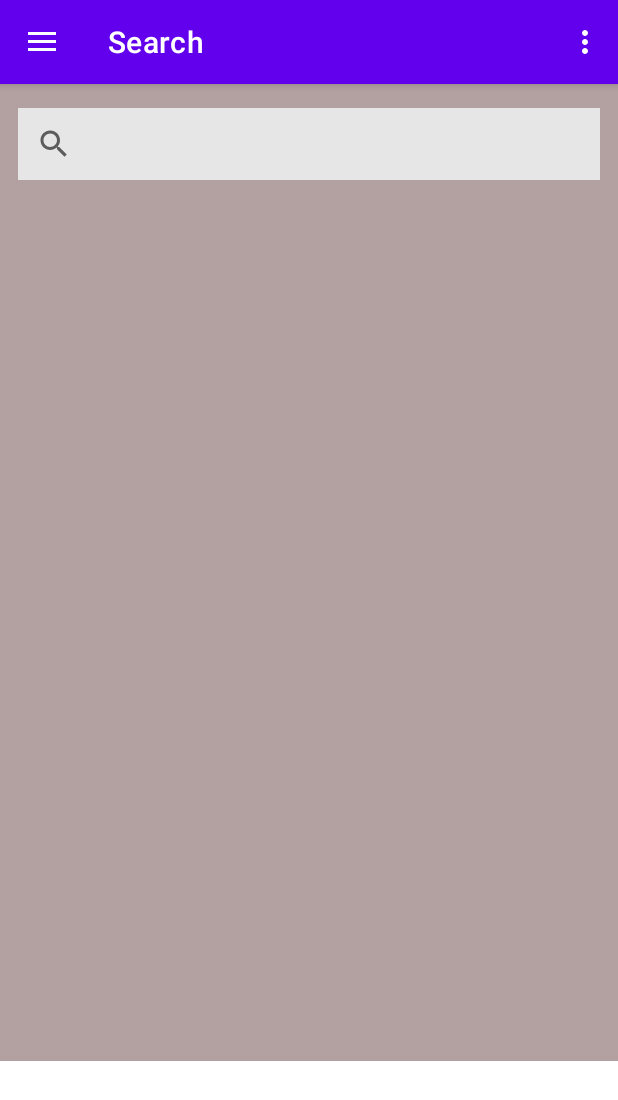
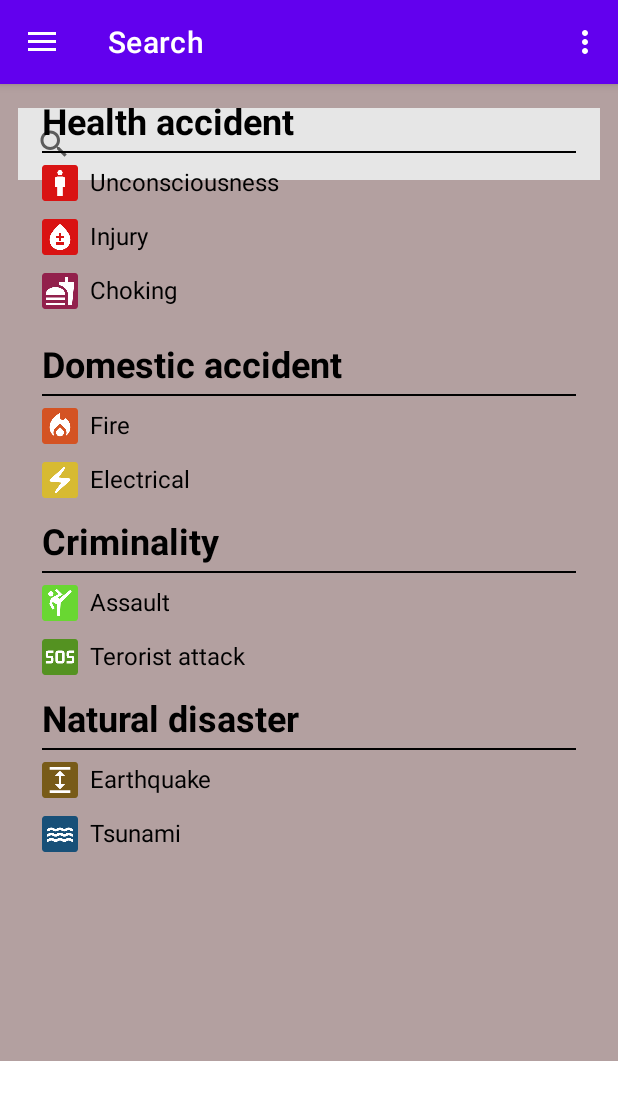
Before and after one commit to hugo06830/Safetips, an Android app: the screen it shows after launch (MainActivity), in the side drawer, after a tap on "Search", on a phone screen of 412 x 824 dp. Shown: the top 1100 px of the screen. Run offline under Robolectric (Android 15) with nearby library versions, the phone set to English and light mode, and no system bars; our stand-ins replace navigation-ui.

Commit message:
Code for the search bar adapter added fixed duplication in view

```diff
--- a/app/src/main/java/com/example/safetips/ui/gallery/GalleryFragment.java
+++ b/app/src/main/java/com/example/safetips/ui/gallery/GalleryFragment.java
@@ -7,33 +7,40 @@ import android.view.ViewGroup;
 import android.widget.TextView;
 
 import androidx.annotation.NonNull;
-import androidx.appcompat.widget.Toolbar;
+import androidx.appcompat.widget.SearchView;
+
+
+
 import androidx.fragment.app.Fragment;
 import androidx.fragment.app.FragmentManager;
 import androidx.fragment.app.FragmentTransaction;
-import androidx.lifecycle.ViewModelProvider;
 import androidx.recyclerview.widget.LinearLayoutManager;
 import androidx.recyclerview.widget.RecyclerView;
 
-import com.example.safetips.MainActivity;
 import com.example.safetips.R;
 import com.example.safetips.Unconscioussness;
 import com.example.safetips.assaultFragment;
 import com.example.safetips.chokingFragment;
-import com.example.safetips.databinding.FragmentGalleryBinding;
+
 import com.example.safetips.earthquakeFragment;
 import com.example.safetips.electricFragment;
 import com.example.safetips.fireFragment;
 import com.example.safetips.injuryFragment;
 import com.example.safetips.terroristFragment;
 import com.example.safetips.tsunamiFragment;
-import com.google.android.material.search.SearchBar;
 
 import java.util.ArrayList;
 import java.util.List;
-import java.util.zip.Inflater;
+
 
 public class GalleryFragment extends Fragment {
+
+    private List<String> itemList;
+    private SearchBarAdapter itemAdapter;
+    private RecyclerView recyclerView;
+    private SearchView searchView;
+
+    private String query = "";
 
 
 
@@ -62,54 +69,45 @@ public class GalleryFragment extends Fragment {
         }
     };
 
-    private List<Emergency> emergencyList;
 
     public View onCreateView(@NonNull LayoutInflater inflater,
                              ViewGroup container, Bundle savedInstanceState) {
 
+        View rootView = inflater.inflate(R.layout.fragment_gallery, container, false);
 
-        emergencyList = new ArrayList<>();
-        emergencyList.add(new Emergency("unconsciousness"));
-        emergencyList.add(new Emergency("injury"));
-        emergencyList.add(new Emergency("choking"));
-        emergencyList.add(new Emergency("fire"));
-        emergencyList.add(new Emergency("electric"));
-        emergencyList.add(new Emergency("assault"));
-        emergencyList.add(new Emergency("terrorist"));
-        emergencyList.add(new Emergency("earthquake"));
-        emergencyList.add(new Emergency("tsunami"));
+        itemList = new ArrayList<>();
+        itemList.add("unconsciousness");
+        itemList.add("injury");
+        itemList.add("choking");
+        itemList.add("fire");
+        itemList.add("electric");
+        itemList.add("assault");
+        itemList.add("terrorist");
+        itemList.add("earthquake");
+        itemList.add("tsunami");
 
+        recyclerView = rootView.findViewById(R.id.city_name_list);
+        recyclerView.setLayoutManager(new LinearLayoutManager(requireActivity()));
+        itemAdapter = new SearchBarAdapter(itemList, query);
+        itemAdapter.setHasStableIds(true);
+        recyclerView.setAdapter(itemAdapter);
 
-        View rootView = inflater.inflate(R.layout.fragment_gallery, container, false);
-        SearchBarAdapter adapter = new SearchBarAdapter(emergencyList);
-        RecyclerView recyclerView = rootView.findViewById(R.id.city_name_list);
-        recyclerView.setLayoutManager(new LinearLayoutManager(getActivity()));
-        recyclerView.setAdapter(adapter);
+        // Initialize the SearchView
+        searchView = rootView.findViewById(R.id.search_bar);
+        searchView.setOnQueryTextListener(new SearchView.OnQueryTextListener() {
+            @Override
+            public boolean onQueryTextSubmit(String query) {
+                return false;
+            }
 
+            @Override
+            public boolean onQueryTextChange(String newText) {
+                query = newText;
+                itemAdapter.getFilter().filter(newText);
+                return true;
+            }
+        });
 
-        View emergency_list =  inflater.inflate(R.layout.item_list, container, false);
-
-        // Getting all of the textview
-        TextView unconsciousness = emergency_list.findViewById(R.id.unconsciousness);
-        TextView injury = emergency_list.findViewById(R.id.injury);
-        TextView choking = emergency_list.findViewById(R.id.choking);
-        TextView fire = emergency_list.findViewById(R.id.fire);
-        TextView electrical = emergency_list.findViewById(R.id.electric);
-        TextView assault = emergency_list.findViewById(R.id.assault);
-        TextView terrorist= emergency_list.findViewById(R.id.terrorist);
-        TextView earthquake = emergency_list.findViewById(R.id.earthquake);
-        TextView tsunami = emergency_list.findViewById(R.id.tsunami);
-
-        //Assigning on click listener
-        unconsciousness.setOnClickListener(textViewClickListener);
-        injury.setOnClickListener(textViewClickListener);
-        choking.setOnClickListener(textViewClickListener);
-        fire.setOnClickListener(textViewClickListener);
-        electrical.setOnClickListener(textViewClickListener);
-        assault.setOnClickListener(textViewClickListener);
-        terrorist.setOnClickListener(textViewClickListener);
-        earthquake.setOnClickListener(textViewClickListener);
-        tsunami.setOnClickListener(textViewClickListener);
 
 
 
--- a/app/src/main/java/com/example/safetips/ui/gallery/SearchBarAdapter.java
+++ b/app/src/main/java/com/example/safetips/ui/gallery/SearchBarAdapter.java
@@ -1,68 +1,105 @@
 package com.example.safetips.ui.gallery;
 
+import android.content.Context;
+import android.view.LayoutInflater;
 import android.view.View;
 import android.view.ViewGroup;
 import android.widget.Filter;
 import android.widget.Filterable;
+import android.widget.TextView;
 
 import androidx.annotation.NonNull;
 import androidx.recyclerview.widget.RecyclerView;
 
-
+import com.example.safetips.R;
 
 import java.util.ArrayList;
 import java.util.List;
 
 public class SearchBarAdapter extends RecyclerView.Adapter<SearchBarAdapter.ViewHolder> implements Filterable {
-    private List<Emergency> emergencyList;
-    private List<Emergency> filteredList;
 
-    // Constructor
-    public SearchBarAdapter(List<Emergency> emergencyList) {
-        this.emergencyList = emergencyList;
-        this.filteredList = new ArrayList<>(emergencyList);
+    private List<String> itemList;
+    private List<String> filteredItemList;
+
+    private String query;
+
+    public SearchBarAdapter( List<String> itemList, String query) {
+
+        this.itemList = itemList;
+        this.filteredItemList = new ArrayList<>(itemList);
+        this.query = query;
+    }
+
+    @Override
+    public long getItemId(int position) {
+        return position;
+    }
+
+    @Override
+    public int getItemViewType(int position) {
+        return position;
     }
 
     @NonNull
     @Override
     public ViewHolder onCreateViewHolder(@NonNull ViewGroup parent, int viewType) {
-        // No need to inflate a new view or use a ViewHolder, as the view is already displayed
-        return new ViewHolder(new View(parent.getContext()));
+        View view = LayoutInflater.from(parent.getContext()).inflate(R.layout.item_list, parent, false);
+        return new ViewHolder(view);
     }
 
     @Override
     public void onBindViewHolder(@NonNull ViewHolder holder, int position) {
-        // No need to bind data, as the view is already displayed
+        String item = filteredItemList.get(position);
+
+        // Set the text for the corresponding TextView in the item layout
+        int id = holder.itemView.getId();
+        if (id == R.id.unconsciousness) {
+            holder.unconsciousnessTextView.setText(item);
+        } else if (id == R.id.injury) {
+            holder.injuryTextView.setText(item);
+        } else if (id == R.id.choking) {
+            holder.chokingTextView.setText(item);
+        } else if (id == R.id.fire) {
+            holder.fireTextView.setText(item);
+        } else if (id == R.id.electric) {
+            holder.electricTextView.setText(item);
+        } else if (id == R.id.assault) {
+            holder.assaultTextView.setText(item);
+        } else if (id == R.id.terrorist) {
+            holder.terroristTextView.setText(item);
+        } else if (id == R.id.earthquake) {
+            holder.earthquakeTextView.setText(item);
+        } else if (id == R.id.tsunami) {
+            holder.tsunamiTextView.setText(item);
         }
+    }
+
 
     @Override
     public int getItemCount() {
-        return filteredList.size();
+        return filteredItemList.size();
     }
 
     @Override
     public Filter getFilter() {
-        return new EmergencyFilter();
-    }
-
-    private class EmergencyFilter extends Filter {
+        return new Filter() {
             @Override
             protected FilterResults performFiltering(CharSequence constraint) {
+                String filterPattern = constraint.toString().toLowerCase().trim();
                 FilterResults results = new FilterResults();
-            String query = constraint.toString().toLowerCase();
 
-            if (query.isEmpty()) {
-                results.values = emergencyList;
+                if (filterPattern.isEmpty()) {
+                    results.values = itemList;
+                    results.count = itemList.size();
                 } else {
-                List<Emergency> filteredResults = new ArrayList<>();
-
-                for (Emergency emergency : emergencyList) {
-                    if (emergency.getName().toLowerCase().contains(query)) {
-                        filteredResults.add(emergency);
+                    List<String> filteredList = new ArrayList<>();
+                    for (String item : itemList) {
+                        if (item.toLowerCase().contains(filterPattern)) {
+                            filteredList.add(item);
                         }
                     }
-
-                results.values = filteredResults;
+                    results.values = filteredList;
+                    results.count = filteredList.size();
                 }
 
                 return results;
@@ -70,14 +107,36 @@ public class SearchBarAdapter extends RecyclerView.Adapter<SearchBarAdapter.View
 
             @Override
             protected void publishResults(CharSequence constraint, FilterResults results) {
-            filteredList = (List<Emergency>) results.values;
+                filteredItemList = (List<String>) results.values;
                 notifyDataSetChanged();
             }
+        };
     }
 
     public class ViewHolder extends RecyclerView.ViewHolder {
+
+        TextView unconsciousnessTextView;
+        TextView injuryTextView;
+        TextView chokingTextView;
+        TextView fireTextView;
+        TextView electricTextView;
+        TextView assaultTextView;
+        TextView terroristTextView;
+        TextView earthquakeTextView;
+        TextView tsunamiTextView;
+
+
         public ViewHolder(@NonNull View itemView) {
             super(itemView);
+            unconsciousnessTextView = itemView.findViewById(R.id.unconsciousness);
+            injuryTextView = itemView.findViewById(R.id.injury);
+            chokingTextView = itemView.findViewById(R.id.choking);
+            fireTextView = itemView.findViewById(R.id.fire);
+            electricTextView = itemView.findViewById(R.id.electric);
+            assaultTextView = itemView.findViewById(R.id.assault);
+            terroristTextView = itemView.findViewById(R.id.terrorist);
+            earthquakeTextView = itemView.findViewById(R.id.earthquake);
+            tsunamiTextView = itemView.findViewById(R.id.tsunami);
         }
     }
 }
--- a/app/src/main/res/layout/item_list.xml
+++ b/app/src/main/res/layout/item_list.xml
@@ -340,8 +340,4 @@
 
     </LinearLayout>
 
-
-
-    <!-- Add more categories, subheadings, and icons as needed -->
-
 </LinearLayout>
--- /dev/null
+++ b/app/src/main/res/mipmap-anydpi-v26/secure.xml
@@ -0,0 +1,5 @@
+<?xml version="1.0" encoding="utf-8"?>
+<adaptive-icon xmlns:android="http://schemas.android.com/apk/res/android">
+    <background android:drawable="@color/secure_background"/>
+    <foreground android:drawable="@drawable/secure_foreground"/>
+</adaptive-icon>
--- /dev/null
+++ b/app/src/main/res/mipmap-anydpi-v26/secure_round.xml
@@ -0,0 +1,5 @@
+<?xml version="1.0" encoding="utf-8"?>
+<adaptive-icon xmlns:android="http://schemas.android.com/apk/res/android">
+    <background android:drawable="@color/secure_background"/>
+    <foreground android:drawable="@drawable/secure_foreground"/>
+</adaptive-icon>
--- /dev/null
+++ b/app/src/main/res/values/secure_background.xml
@@ -0,0 +1,4 @@
+<?xml version="1.0" encoding="utf-8"?>
+<resources>
+    <color name="secure_background">#50B42E</color>
+</resources>
```
Also changed, not shown: app/src/main/res/mipmap-hdpi/secure.png (added), app/src/main/res/mipmap-hdpi/secure_round.png (added), app/src/main/res/mipmap-mdpi/secure.png (added), app/src/main/res/mipmap-mdpi/secure_round.png (added), app/src/main/res/mipmap-xhdpi/secure.png (added), app/src/main/res/mipmap-xhdpi/secure_round.png (added), app/src/main/res/mipmap-xxhdpi/secure.png (added), app/src/main/res/mipmap-xxhdpi/secure_round.png (added), app/src/main/res/mipmap-xxxhdpi/secure.png (added), app/src/main/res/mipmap-xxxhdpi/secure_round.png (added). Lines whose indentation alone changed are shown as unchanged.
